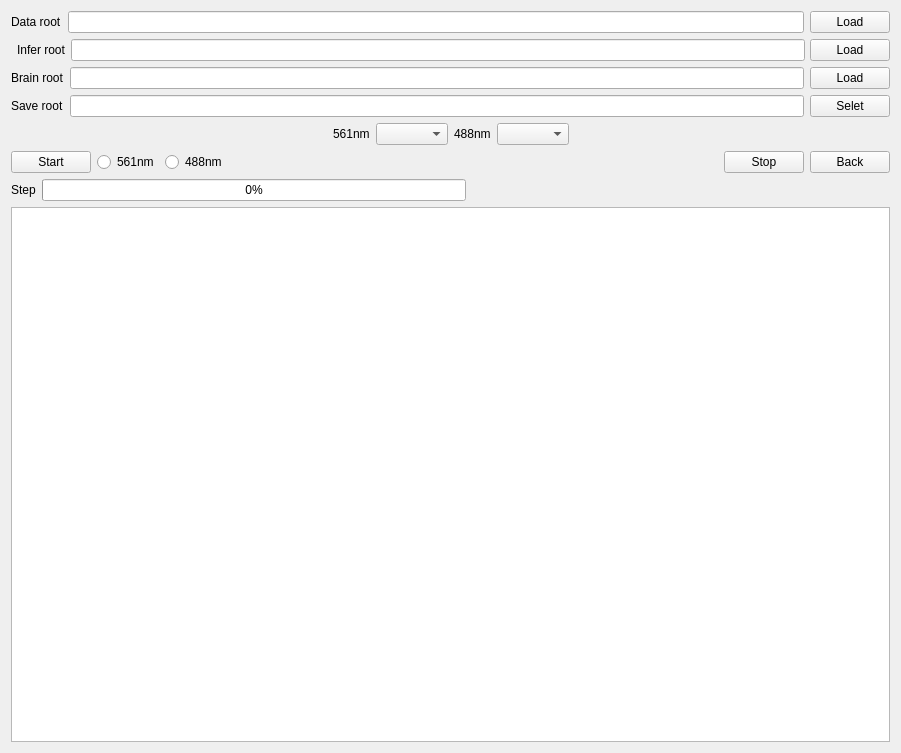
mesobrain/NEATmap_software, file pages/Splice/splice.ui: the form before one commit.
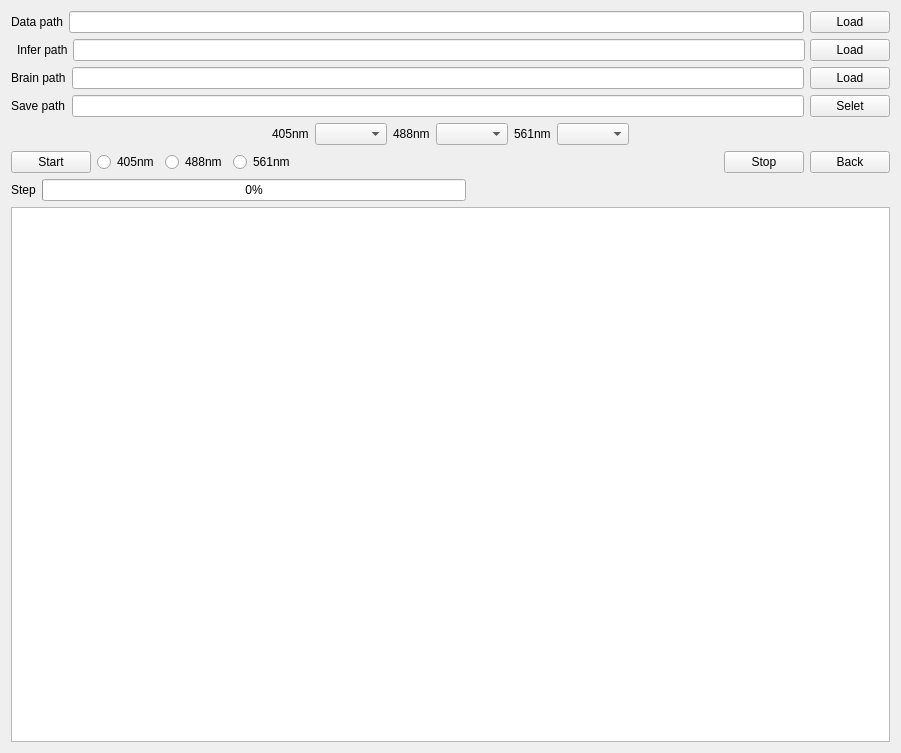
The form after the commit.

What changed in the file:
```diff
--- a/pages/Splice/splice.ui
+++ b/pages/Splice/splice.ui
@@ -26,7 +26,7 @@
        <item>
         <widget class="QLabel" name="label">
          <property name="text">
-          <string>Data root</string>
+          <string>Data path</string>
          </property>
         </widget>
        </item>
@@ -59,7 +59,7 @@
        <item>
         <widget class="QLabel" name="label_2">
          <property name="text">
-          <string>Infer root</string>
+          <string>Infer path</string>
          </property>
         </widget>
        </item>
@@ -80,7 +80,7 @@
        <item>
         <widget class="QLabel" name="label_6">
          <property name="text">
-          <string>Brain root</string>
+          <string>Brain path</string>
          </property>
         </widget>
        </item>
@@ -101,7 +101,7 @@
        <item>
         <widget class="QLabel" name="label_5">
          <property name="text">
-          <string>Save root</string>
+          <string>Save path</string>
          </property>
         </widget>
        </item>
@@ -142,14 +142,14 @@
         </spacer>
        </item>
        <item>
-        <widget class="QLabel" name="label_3">
+        <widget class="QLabel" name="label_8">
          <property name="text">
-          <string>561nm</string>
+          <string>405nm</string>
          </property>
         </widget>
        </item>
        <item>
-        <widget class="QComboBox" name="comboBox561"/>
+        <widget class="QComboBox" name="comboBox405"/>
        </item>
        <item>
         <widget class="QLabel" name="label_4">
@@ -161,6 +161,16 @@
        <item>
         <widget class="QComboBox" name="comboBox488"/>
        </item>
+       <item>
+        <widget class="QLabel" name="label_3">
+         <property name="text">
+          <string>561nm</string>
+         </property>
+        </widget>
+       </item>
+       <item>
+        <widget class="QComboBox" name="comboBox561"/>
+       </item>
        <item>
         <spacer name="horizontalSpacer_2">
          <property name="orientation">
@@ -186,9 +196,9 @@
         </widget>
        </item>
        <item>
-        <widget class="QRadioButton" name="radioButton561">
+        <widget class="QRadioButton" name="radioButton405">
          <property name="text">
-          <string>561nm</string>
+          <string>405nm</string>
          </property>
          <attribute name="buttonGroup">
           <string notr="true">buttonGroup</string>
@@ -205,6 +215,16 @@
          </attribute>
         </widget>
        </item>
+       <item>
+        <widget class="QRadioButton" name="radioButton561">
+         <property name="text">
+          <string>561nm</string>
+         </property>
+         <attribute name="buttonGroup">
+          <string notr="true">buttonGroup</string>
+         </attribute>
+        </widget>
+       </item>
        <item>
         <spacer name="horizontalSpacer_3">
          <property name="orientation">
```
